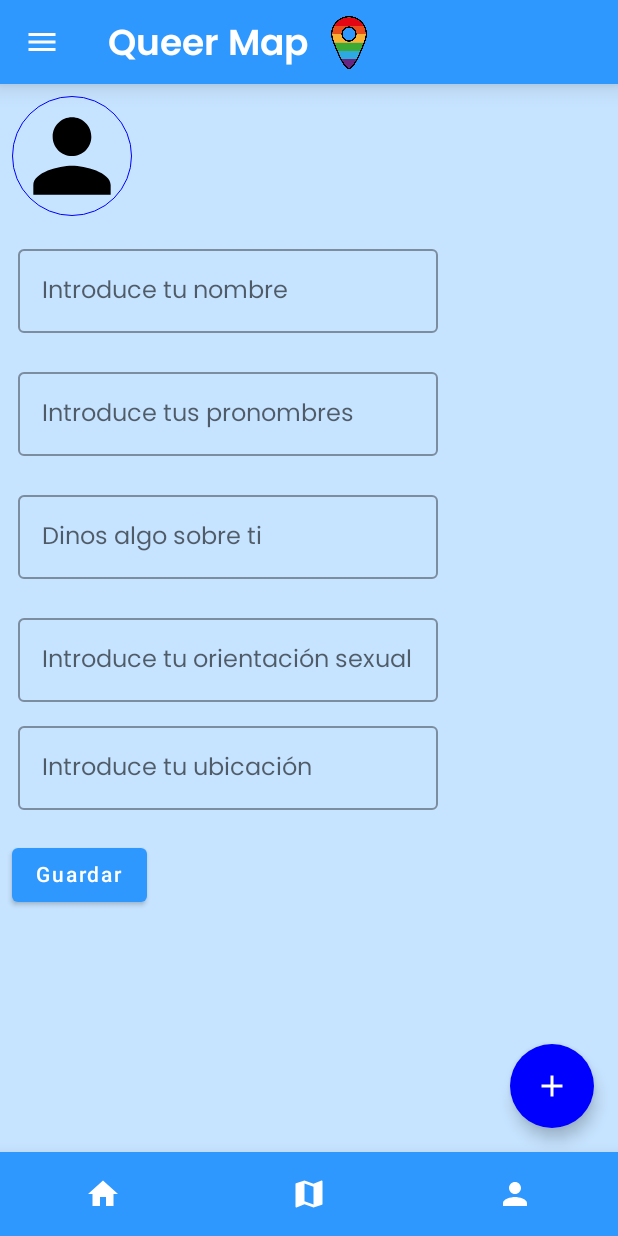
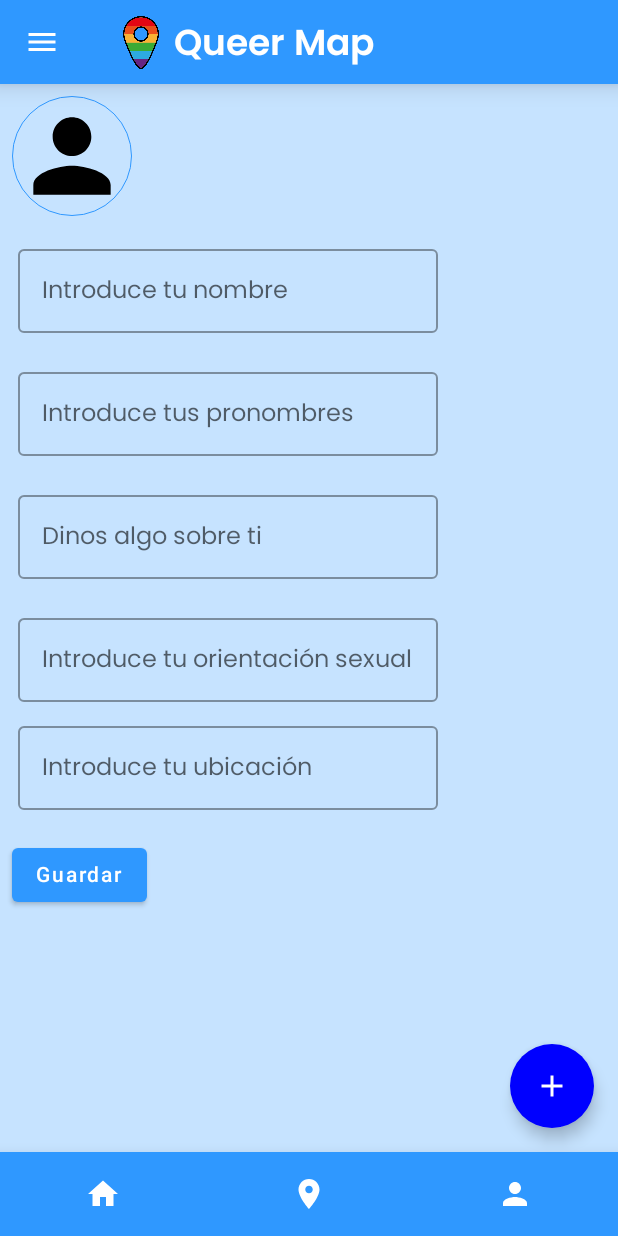
Before and after one commit to Lykamad/Queer-Map, an Android app built with Jetpack Compose: the crearPerfil screen opened through its navigation route, on a phone screen of 412 x 824 dp. Run offline under Robolectric (Android 15) with nearby library versions, the phone set to English and light mode, and no system bars; our stand-ins replace livedata-compose; pictures from the network do not load.

Commit message:
Logo, Drawer, Caboa, Create Profile

```diff
--- a/esqueleto_b/app/src/main/java/com/example/ejemplo_21_11/components/BottomBar.kt
+++ b/esqueleto_b/app/src/main/java/com/example/ejemplo_21_11/components/BottomBar.kt
@@ -40,8 +40,9 @@ fun BottomBar(navController: NavController){ //pasar navcontroller para enlazar
             onClick = { selectedIcon.value = 1
                 navController.navigate("miMapa")
             },
-            icon = { Image(painter = painterResource(id = R.drawable.map),//Icons.Default.Favorite,
-                contentDescription = "Mapa")
+            icon = { Icon(imageVector = Icons.Default.LocationOn,
+                contentDescription = "Mapa",
+                tint = Color.White)
             },
             //label = { Text(text = "Mapa") }
         )
--- a/esqueleto_b/app/src/main/java/com/example/ejemplo_21_11/screens/CreateProfile.kt
+++ b/esqueleto_b/app/src/main/java/com/example/ejemplo_21_11/screens/CreateProfile.kt
@@ -18,6 +18,7 @@ import androidx.compose.ui.Alignment
 import androidx.compose.ui.Modifier
 import androidx.compose.ui.draw.clip
 import androidx.compose.ui.graphics.Color
+import androidx.compose.ui.graphics.Color.Companion.Blue
 import androidx.compose.ui.layout.ContentScale
 import androidx.compose.ui.platform.LocalContext
 import androidx.compose.ui.text.TextStyle
@@ -31,6 +32,7 @@ import coil.request.ImageRequest
 import com.example.ejemplo_21_11.R
 import com.example.ejemplo_21_11.database.ProfileEntity
 import com.example.ejemplo_21_11.model.UserViewModel
+import com.example.ejemplo_21_11.ui.theme.Blue1
 
 
 @Composable
@@ -63,7 +65,7 @@ fun CreateProfile(navController: NavController, mUserViewModel: UserViewModel, l
         Image(
             modifier = Modifier
                 .size(80.dp)
-                .border(0.5.dp, Color.Blue, CircleShape)
+                .border(0.5.dp, Blue1, CircleShape)
                 .padding(1.dp)
                 .clickable {launcher.launch("image/*") }
                 .clip(CircleShape),
@@ -86,10 +88,7 @@ fun CreateProfile(navController: NavController, mUserViewModel: UserViewModel, l
             onValueChange = { mUserViewModel.onProfileNameChange(it)}, //cuando el ususrio teclee, es un evento {}
             label = { Text(text = "Introduce tu nombre") },
             modifier = Modifier.padding(4.dp),
-            textStyle = TextStyle(
-                fontWeight = FontWeight.Bold,
-                fontSize = 20.sp,
-                fontStyle = FontStyle.Italic)
+            textStyle = TextStyle(fontSize = 16.sp)
         )
         Spacer(Modifier.size(10.dp))
         OutlinedTextField(
@@ -97,10 +96,7 @@ fun CreateProfile(navController: NavController, mUserViewModel: UserViewModel, l
             onValueChange = { mUserViewModel.onProfilePronounsChange(it)},
             label = { Text(text = "Introduce tus pronombres") },
             modifier = Modifier.padding(4.dp),
-            textStyle = TextStyle(
-                fontWeight = FontWeight.Bold,
-                fontSize = 20.sp,
-                fontStyle = FontStyle.Italic)
+            textStyle = TextStyle(fontSize = 16.sp)
         )
         Spacer(Modifier.size(10.dp))
         OutlinedTextField(
@@ -108,10 +104,7 @@ fun CreateProfile(navController: NavController, mUserViewModel: UserViewModel, l
             onValueChange = { mUserViewModel.onProfileDescriptionChange(it)},
             label = { Text(text = "Dinos algo sobre ti") },
             modifier = Modifier.padding(4.dp),
-            textStyle = TextStyle(
-                fontWeight = FontWeight.Bold,
-                fontSize = 20.sp,
-                fontStyle = FontStyle.Italic)
+            textStyle = TextStyle(fontSize = 16.sp)
         )
         Spacer(Modifier.size(10.dp))
         OutlinedTextField(
@@ -119,20 +112,14 @@ fun CreateProfile(navController: NavController, mUserViewModel: UserViewModel, l
             onValueChange = { mUserViewModel.onProfileSexualityChange(it)},
             label = { Text(text = "Introduce tu orientación sexual") },
             modifier = Modifier.padding(4.dp),
-            textStyle = TextStyle(
-                fontWeight = FontWeight.Bold,
-                fontSize = 20.sp,
-                fontStyle = FontStyle.Italic)
+            textStyle = TextStyle(fontSize = 16.sp)
         )
         OutlinedTextField(
             value = profileLocation,
             onValueChange = { mUserViewModel.onProfileLocationChange(it)},
             label = { Text(text = "Introduce tu ubicación") },
             modifier = Modifier.padding(4.dp),
-            textStyle = TextStyle(
-                fontWeight = FontWeight.Bold,
-                fontSize = 20.sp,
-                fontStyle = FontStyle.Italic)
+            textStyle = TextStyle(fontSize = 16.sp)
         )
         Spacer(Modifier.size(15.dp))
         Button(onClick = { val newProfile = ProfileEntity(null, profilePhoto, profileName,
```
Also changed, not shown: esqueleto_b/app/src/main/java/com/example/ejemplo_21_11/components/DrawerFun.kt (+17 -7 lines), esqueleto_b/app/src/main/java/com/example/ejemplo_21_11/components/TopBar.kt (+5 -3 lines), esqueleto_b/app/src/main/java/com/example/ejemplo_21_11/screens/MapasEstablecimientos.kt (+31 -15 lines), esqueleto_b/app/src/main/java/com/example/ejemplo_21_11/screens/ViewProfile.kt (+17 -14 lines).
